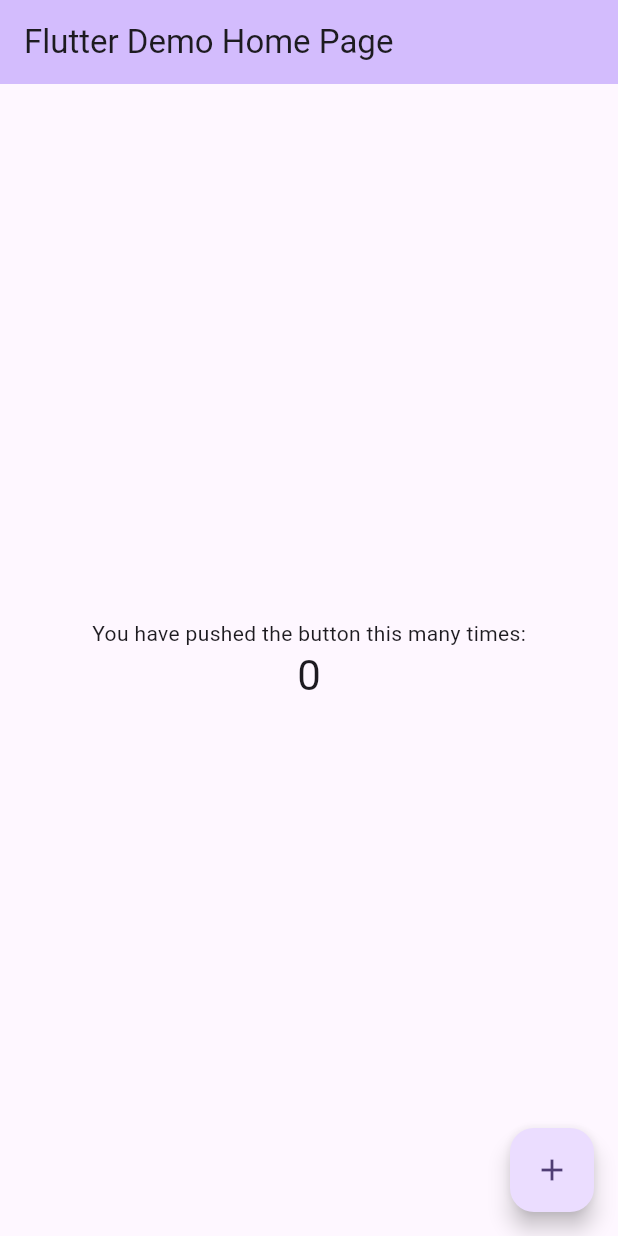
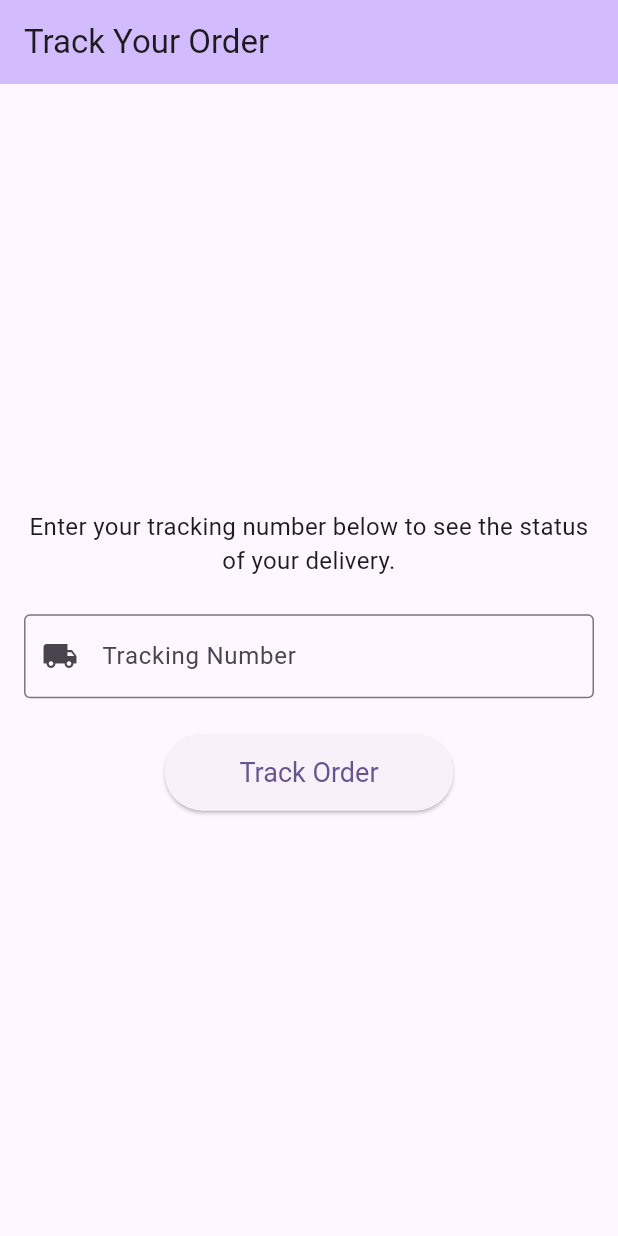
Before and after one commit to could-ai/019a56d3-1483-787d-a775-5ad7f6d37647, a Flutter app: the screen it shows after launch, on a phone screen of 412 x 824 dp. Run offline on Flutter 3.47's test engine with Material 3 defaults, Android fonts, the phone set to English and light mode, and no system bars.

Commit message:
I have updated the main application file to launch our new Order Tracking Screen. I've removed the default counter application, changed the app title to 'Delivery App', and set 'OrderTrackingScreen' as the home screen. This provides a clean starting point for our delivery application.; I've created a new file for our 'OrderTrackingScreen'. This screen provides a user-friendly interface for tracking orders, featuring a text field for the tracking number and a 'Track Order' button. The current tracking logic is a placeholder that displays a confirmation message, which can be expanded later to include real-time tracking functionality.

```diff
--- a/usr/lib/main.dart
+++ b/usr/lib/main.dart
@@ -1,4 +1,5 @@
 import 'package:flutter/material.dart';
+import 'package:couldai_user_app/screens/order_tracking_screen.dart';
 
 void main() {
   runApp(const MyApp());
@@ -11,110 +12,13 @@ class MyApp extends StatelessWidget {
   @override
   Widget build(BuildContext context) {
     return MaterialApp(
-      title: 'Flutter Demo',
+      title: 'Delivery App',
       debugShowCheckedModeBanner: false,
       theme: ThemeData(
-        // This is the theme of your application.
-        //
-        // TRY THIS: Try running your application with "flutter run". You'll see
-        // the application has a purple toolbar. Then, without quitting the app,
-        // try changing the seedColor in the colorScheme below to Colors.green
-        // and then invoke "hot reload" (save your changes or press the "hot
-        // reload" button in a Flutter-supported IDE, or press "r" if you used
-        // the command line to start the app).
-        //
-        // Notice that the counter didn't reset back to zero; the application
-        // state is not lost during the reload. To reset the state, use hot
-        // restart instead.
-        //
-        // This works for code too, not just values: Most code changes can be
-        // tested with just a hot reload.
         colorScheme: ColorScheme.fromSeed(seedColor: Colors.deepPurple),
+        useMaterial3: true,
       ),
-      home: const MyHomePage(title: 'Flutter Demo Home Page'),
+      home: const OrderTrackingScreen(),
     );
   }
 }
-
-class MyHomePage extends StatefulWidget {
-  const MyHomePage({super.key, required this.title});
-
-  // This widget is the home page of your application. It is stateful, meaning
-  // that it has a State object (defined below) that contains fields that affect
-  // how it looks.
-
-  // This class is the configuration for the state. It holds the values (in this
-  // case the title) provided by the parent (in this case the App widget) and
-  // used by the build method of the State. Fields in a Widget subclass are
-  // always marked "final".
-
-  final String title;
-
-  @override
-  State<MyHomePage> createState() => _MyHomePageState();
-}
-
-class _MyHomePageState extends State<MyHomePage> {
-  int _counter = 0;
-
-  void _incrementCounter() {
-    setState(() {
-      // This call to setState tells the Flutter framework that something has
-      // changed in this State, which causes it to rerun the build method below
-      // so that the display can reflect the updated values. If we changed
-      // _counter without calling setState(), then the build method would not be
-      // called again, and so nothing would appear to happen.
-      _counter++;
-    });
-  }
-
-  @override
-  Widget build(BuildContext context) {
-    // This method is rerun every time setState is called, for instance as done
-    // by the _incrementCounter method above.
-    //
-    // The Flutter framework has been optimized to make rerunning build methods
-    // fast, so that you can just rebuild anything that needs updating rather
-    // than having to individually change instances of widgets.
-    return Scaffold(
-      appBar: AppBar(
-        // TRY THIS: Try changing the color here to a specific color (to
-        // Colors.amber, perhaps?) and trigger a hot reload to see the AppBar
-        // change color while the other colors stay the same.
-        backgroundColor: Theme.of(context).colorScheme.inversePrimary,
-        // Here we take the value from the MyHomePage object that was created by
-        // the App.build method, and use it to set our appbar title.
-        title: Text(widget.title),
-      ),
-      body: Center(
-        // Center is a layout widget. It takes a single child and positions it
-        // in the middle of the parent.
-        child: Column(
-          // Column is also a layout widget. It takes a list of children and
-          // arranges them vertically. By default, it sizes itself to fit its
-          // children horizontally, and tries to be as tall as its parent.
-          //
-          // Column has various properties to control how it sizes itself and
-          // how it positions its children. Here we use mainAxisAlignment to
-          // center the children vertically; the main axis here is the vertical
-          // axis because Columns are vertical (the cross axis would be
-          // horizontal).
-          //
-          // TRY THIS: Invoke "debug painting" (choose the "Toggle Debug Paint"
-          // action in the IDE, or press "p" in the console), to see the
-          // wireframe for each widget.
-          mainAxisAlignment: MainAxisAlignment.center,
-          children: <Widget>[
-            const Text('You have pushed the button this many times:'),
-            Text('$_counter', style: Theme.of(context).textTheme.headlineMedium),
-          ],
-        ),
-      ),
-      floatingActionButton: FloatingActionButton(
-        onPressed: _incrementCounter,
-        tooltip: 'Increment',
-        child: const Icon(Icons.add),
-      ), // This trailing comma makes auto-formatting nicer for build methods.
-    );
-  }
-}
--- /dev/null
+++ b/usr/lib/screens/order_tracking_screen.dart
@@ -0,0 +1,68 @@
+import 'package:flutter/material.dart';
+
+class OrderTrackingScreen extends StatefulWidget {
+  const OrderTrackingScreen({super.key});
+
+  @override
+  State<OrderTrackingScreen> createState() => _OrderTrackingScreenState();
+}
+
+class _OrderTrackingScreenState extends State<OrderTrackingScreen> {
+  final TextEditingController _trackingNumberController = TextEditingController();
+
+  void _trackOrder() {
+    // Placeholder for tracking logic
+    final trackingNumber = _trackingNumberController.text;
+    if (trackingNumber.isNotEmpty) {
+      ScaffoldMessenger.of(context).showSnackBar(
+        SnackBar(content: Text("Searching for tracking number: $trackingNumber")),
+      );
+    } else {
+      ScaffoldMessenger.of(context).showSnackBar(
+        const SnackBar(content: Text("Please enter a tracking number.")),
+      );
+    }
+  }
+
+  @override
+  Widget build(BuildContext context) {
+    return Scaffold(
+      appBar: AppBar(
+        title: const Text("Track Your Order"),
+        backgroundColor: Theme.of(context).colorScheme.inversePrimary,
+      ),
+      body: Padding(
+        padding: const EdgeInsets.all(16.0),
+        child: Column(
+          mainAxisAlignment: MainAxisAlignment.center,
+          children: <Widget>[
+            const Text(
+              'Enter your tracking number below to see the status of your delivery.',
+              textAlign: TextAlign.center,
+              style: TextStyle(fontSize: 16),
+            ),
+            const SizedBox(height: 24),
+            TextField(
+              controller: _trackingNumberController,
+              decoration: const InputDecoration(
+                labelText: 'Tracking Number',
+                border: OutlineInputBorder(),
+                prefixIcon: Icon(Icons.local_shipping),
+              ),
+              keyboardType: TextInputType.text,
+            ),
+            const SizedBox(height: 24),
+            ElevatedButton(
+              onPressed: _trackOrder,
+              style: ElevatedButton.styleFrom(
+                padding: const EdgeInsets.symmetric(horizontal: 50, vertical: 15),
+                textStyle: const TextStyle(fontSize: 18),
+              ),
+              child: const Text('Track Order'),
+            ),
+          ],
+        ),
+      ),
+    );
+  }
+}
```
